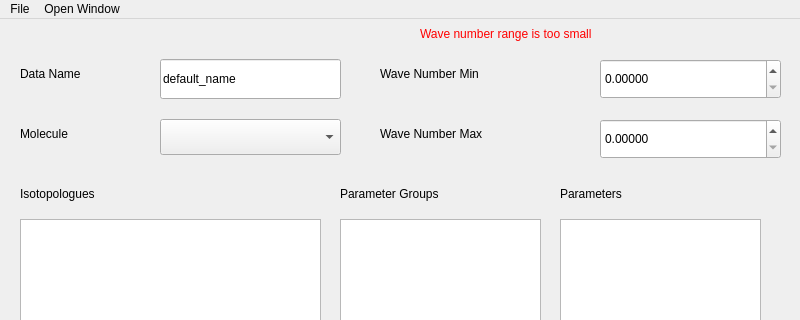
hitranonline/hapiest, file layouts/main_window_high_dpi.ui: the form before one commit; both pictures show x 0 to 800 and y 0 to 320 of the 800 by 800 pixel window.
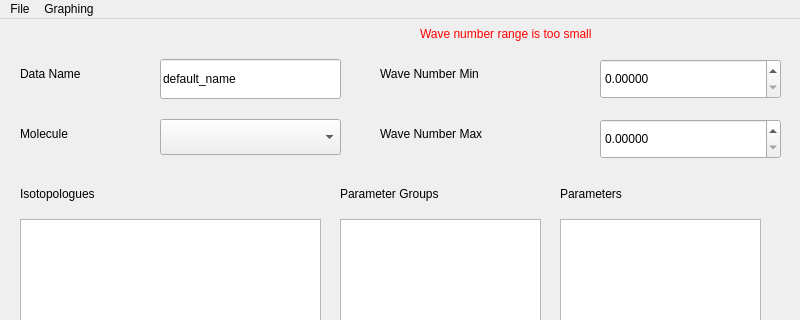
The form after the commit.

Commit message: Removed unused file gui.py, updated GUI's a bit

Diff of the .ui file:
```diff
--- a/layouts/main_window_high_dpi.ui
+++ b/layouts/main_window_high_dpi.ui
@@ -477,7 +477,7 @@
    </widget>
    <widget class="QMenu" name="menuOpen_Window">
     <property name="title">
-     <string>Open Window</string>
+     <string>Graphing</string>
     </property>
     <addaction name="actionGraphing_Window"/>
    </widget>
```
Left out of the diff: 36 changed lines with no effect on the pictures. The commit also changes 3 other files.
